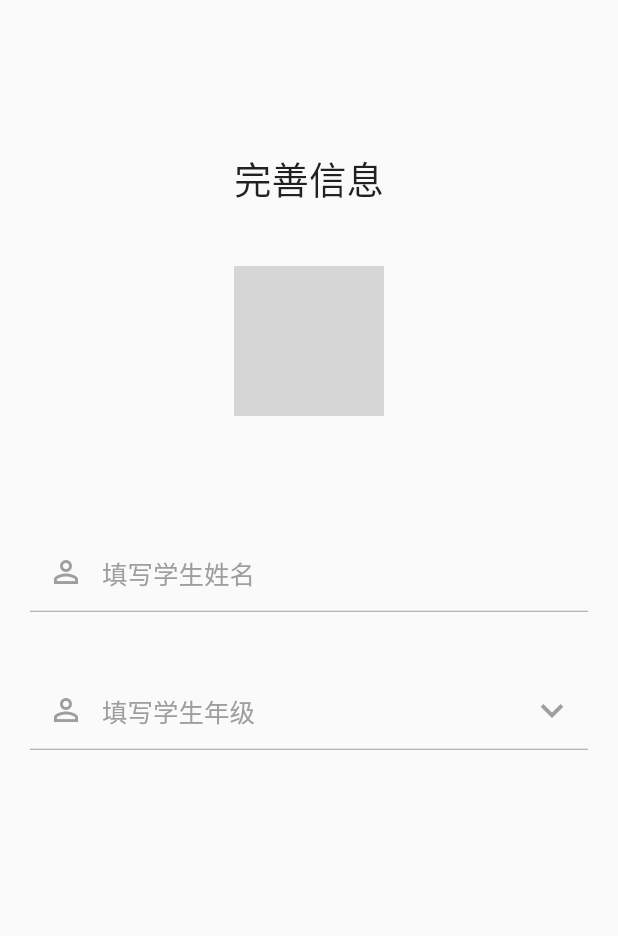
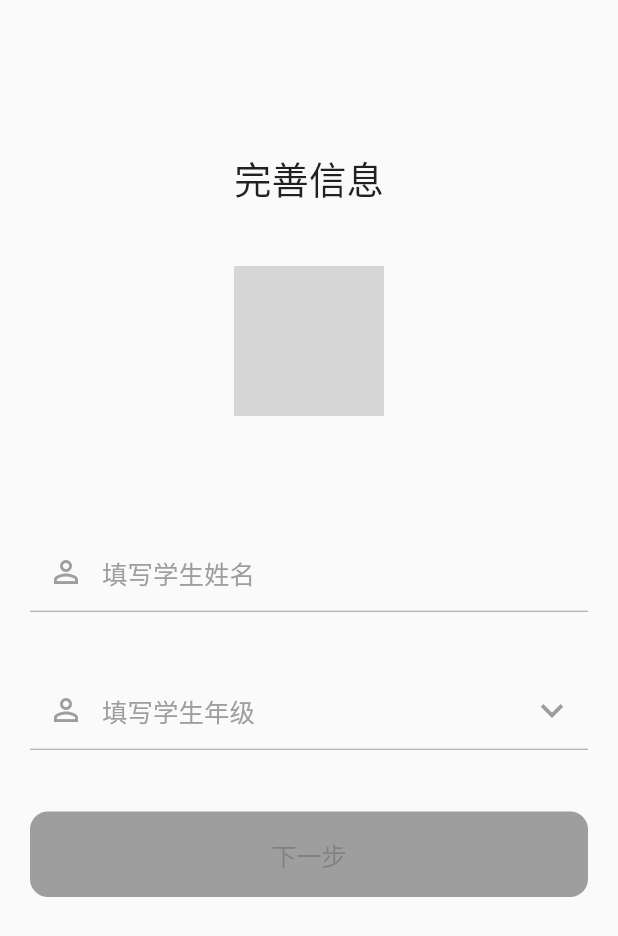
Before and after one commit to waitwalker/ett_dayuwen, a Flutter app: the screen it shows after launch, on a phone screen of 412 x 824 dp. Shown: the top 936 px of the screen. Run offline on Flutter 3.47's test engine with Material 2 defaults, Android fonts, the phone set to English and light mode, and no system bars; our stand-ins replace audioplayers, connectivity, convert, date_format, device_info, dio and 7 more; missing offline and left inert: flutter_picker; accounts and stored records are empty; network calls fail; grey boxes are pictures that could not be loaded.

Commit message:
下一步按钮添加

```diff
--- a/lib/pages/login/supplementary_info_page.dart
+++ b/lib/pages/login/supplementary_info_page.dart
@@ -2,7 +2,9 @@ import 'dart:convert';
 
 import 'package:flutter/cupertino.dart';
 import 'package:flutter/material.dart';
+import 'package:flutter_dayuwen/common/network/network_manager.dart';
 import 'package:flutter_dayuwen/common/redux/app_state.dart';
+import 'package:flutter_dayuwen/dao/dao_manager.dart';
 import 'package:flutter_dayuwen/pages/login/picker_data.dart';
 import 'package:flutter_picker/flutter_picker.dart';
 import 'package:flutter_redux/flutter_redux.dart';
@@ -26,6 +28,7 @@ class _SupplementaryInfoState extends State<SupplementaryInfoPage> {
   FocusNode _nameFocus = FocusNode();
   FocusNode _gradeFocus = FocusNode();
   final GlobalKey<ScaffoldState> _scaffoldKey = GlobalKey<ScaffoldState>();
+  bool _nextEnable = false;
 
   @override
   void initState() {
@@ -138,6 +141,39 @@ class _SupplementaryInfoState extends State<SupplementaryInfoPage> {
                 padding: EdgeInsets.only(left: 20,right: 20),
                 child: Divider(height: 3.0,color: Colors.grey,),
               ),
+
+              Padding(
+                padding: EdgeInsets.only(left: 20,right: 20,top: 40),
+                child: SizedBox(
+                  width: double.infinity,
+                  child: CupertinoButton(
+                    child: Text("下一步"),
+                    color: Colors.amber,
+                    disabledColor: Colors.grey,
+                    onPressed: _nextEnable ? () async{
+                      _packUpKeyboard();
+
+                      ResponseData responseData = await DaoManager.loginFetch({"name":_nameController.text,"grade":_gradeController.text,"image":""},);
+
+                      if (responseData != null && responseData.model != null) {
+                        if (responseData.model.code == 200) {
+                          if (responseData.model.userInfo.name == null || responseData.model.userInfo.name.length == 0) {
+
+                          } else {
+                          }
+                        } else if (responseData.model.code == 402) {
+                          /// 验证码已失效
+
+                        } else if (responseData.model.code == 500) {
+                          /// 验证码已过期请重新获取
+
+                        }
+                      }
+
+                    } : null,
+                  ),
+                ),
+              ),
             ],
           ),
         ),
```
